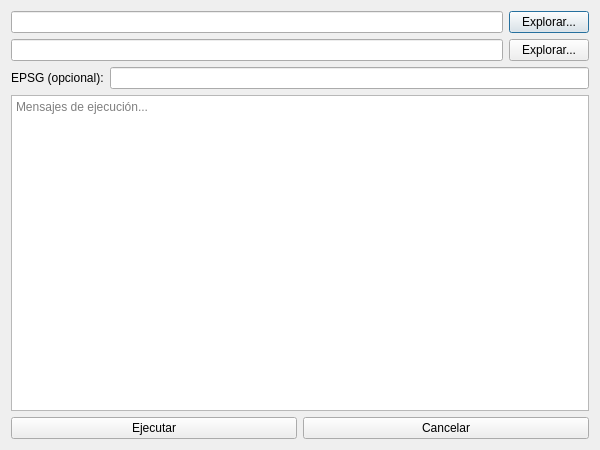
Above: gpkg2shp_dialog.ui from K3vin91/GPKGTools before the change. Below: the same form after it.
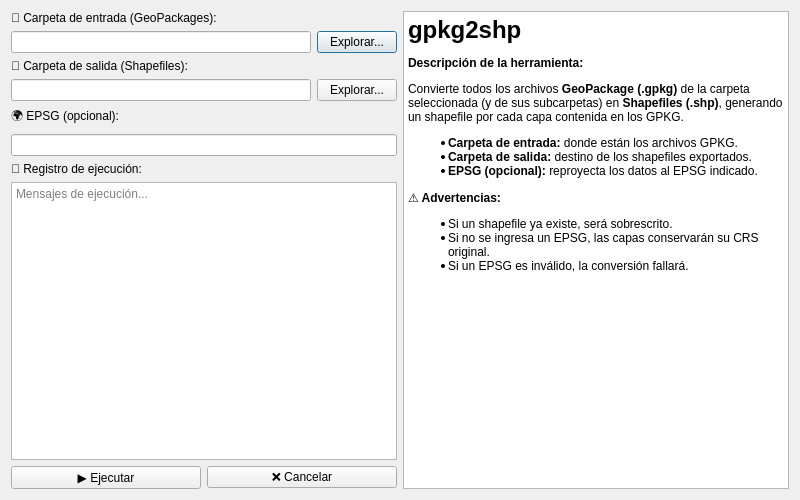
That is the form after the change.

Commit message: Arreglo en la forma de reproyeccion de shp2gpkg

```diff
--- a/gpkg2shp_dialog.ui
+++ b/gpkg2shp_dialog.ui
@@ -6,16 +6,27 @@
    <rect>
     <x>0</x>
     <y>0</y>
-    <width>600</width>
-    <height>450</height>
+    <width>800</width>
+    <height>500</height>
    </rect>
   </property>
   <property name="windowTitle">
    <string>GPKG → SHP</string>
   </property>
-  <layout class="QVBoxLayout" name="verticalLayout">
+  <layout class="QHBoxLayout" name="mainLayout">
+
+   <!-- Columna izquierda: opciones -->
+   <item>
+    <layout class="QVBoxLayout" name="leftLayout">
 
    <!-- Carpeta de entrada -->
+     <item>
+      <widget class="QLabel" name="inputLabel">
+       <property name="text">
+        <string>📂 Carpeta de entrada (GeoPackages):</string>
+       </property>
+      </widget>
+     </item>
    <item>
     <layout class="QHBoxLayout" name="inputLayout">
      <item>
@@ -32,6 +43,13 @@
    </item>
 
    <!-- Carpeta de salida -->
+     <item>
+      <widget class="QLabel" name="outputLabel">
+       <property name="text">
+        <string>💾 Carpeta de salida (Shapefiles):</string>
+       </property>
+      </widget>
+     </item>
    <item>
     <layout class="QHBoxLayout" name="outputLayout">
      <item>
@@ -48,15 +66,15 @@
    </item>
 
    <!-- EPSG destino -->
+     <item>
+      <widget class="QLabel" name="epsgLabelTitle">
+       <property name="text">
+        <string>🌍 EPSG (opcional):</string>
+       </property>
+      </widget>
+     </item>
    <item>
     <layout class="QHBoxLayout" name="epsgLayout">
-     <item>
-      <widget class="QLabel" name="epsgLabel">
-       <property name="text">
-        <string>EPSG (opcional):</string>
-       </property>
-      </widget>
-     </item>
      <item>
       <widget class="QLineEdit" name="epsgLineEdit"/>
      </item>
@@ -64,6 +82,13 @@
    </item>
 
    <!-- Log de ejecución -->
+     <item>
+      <widget class="QLabel" name="logLabel">
+       <property name="text">
+        <string>📜 Registro de ejecución:</string>
+       </property>
+      </widget>
+     </item>
    <item>
     <widget class="QTextEdit" name="logTextEdit">
      <property name="readOnly">
@@ -75,20 +100,57 @@
     </widget>
    </item>
 
-   <!-- Botones Ejecutar y Cancelar -->
+     <!-- Botones -->
    <item>
     <layout class="QHBoxLayout" name="buttonsLayout">
      <item>
       <widget class="QPushButton" name="runButton">
        <property name="text">
-        <string>Ejecutar</string>
+          <string>▶ Ejecutar</string>
        </property>
       </widget>
      </item>
      <item>
       <widget class="QPushButton" name="cancelButton">
        <property name="text">
-        <string>Cancelar</string>
+          <string>❌ Cancelar</string>
+         </property>
+        </widget>
+       </item>
+      </layout>
+     </item>
+
+    </layout>
+   </item>
+
+   <!-- Columna derecha: descripción + advertencias -->
+   <item>
+    <layout class="QVBoxLayout" name="rightLayout">
+     <item>
+      <widget class="QTextEdit" name="descriptionText">
+       <property name="readOnly">
+        <bool>true</bool>
+       </property>
+       <property name="html">
+        <string>
+         <![CDATA[
+         <h1><b>gpkg2shp</b></h1>
+         <p><b>Descripción de la herramienta:</b></p>
+         <p>Convierte todos los archivos <b>GeoPackage (.gpkg)</b> de la carpeta seleccionada (y de sus subcarpetas) en <b>Shapefiles (.shp)</b>, 
+            generando un shapefile por cada capa contenida en los GPKG.</p>
+         <ul>
+           <li><b>Carpeta de entrada:</b> donde están los archivos GPKG.</li>
+           <li><b>Carpeta de salida:</b> destino de los shapefiles exportados.</li>
+           <li><b>EPSG (opcional):</b> reproyecta los datos al EPSG indicado.</li>
+         </ul>
+         <p><b>⚠ Advertencias:</b></p>
+         <ul>
+           <li>Si un shapefile ya existe, será sobrescrito.</li>
+           <li>Si no se ingresa un EPSG, las capas conservarán su CRS original.</li>
+           <li>Si un EPSG es inválido, la conversión fallará.</li>
+         </ul>
+         ]]>
+        </string>
        </property>
       </widget>
      </item>
```
Lines whose indentation alone changed are shown as unchanged. The commit also changes 3 other files.
